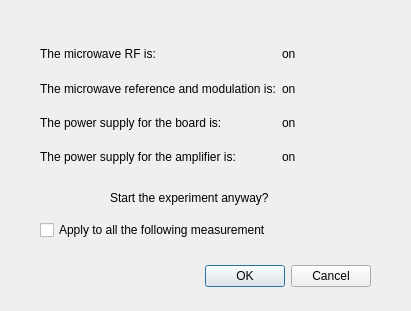
This is gui/EPRoC/ui_eproc_check_devices.ui in gianlucamarcozzi/EPRoC_Qudi as Qt 5 draws it before an edit. The edited form follows.
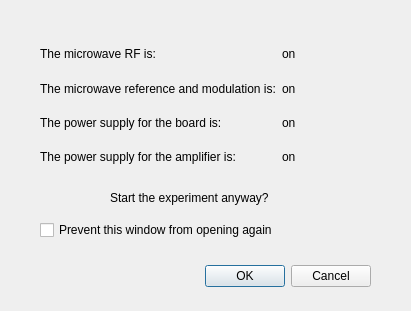
This is the edited form.

Commit message: Change text checkbox checkdevdialog

What changed in the file:
```diff
--- a/gui/EPRoC/ui_eproc_check_devices.ui
+++ b/gui/EPRoC/ui_eproc_check_devices.ui
@@ -115,12 +115,12 @@
     <rect>
      <x>40</x>
      <y>220</y>
-     <width>261</width>
+     <width>341</width>
      <height>20</height>
     </rect>
    </property>
    <property name="text">
-    <string>Apply to all the following measurement</string>
+    <string>Prevent this window from opening again</string>
    </property>
   </widget>
  </widget>
```
The commit also changes 1 other file.
